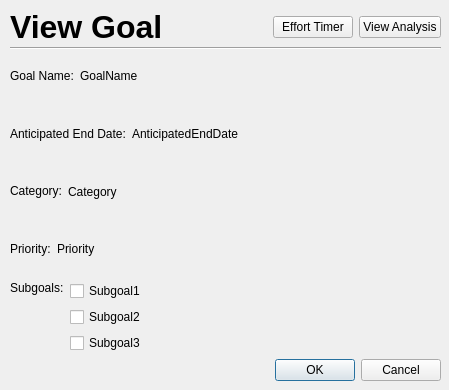
Before: the Qt Designer form UI/ViewGoal.ui in cis422-goaltracker/goaltracker, drawn with Qt 5.
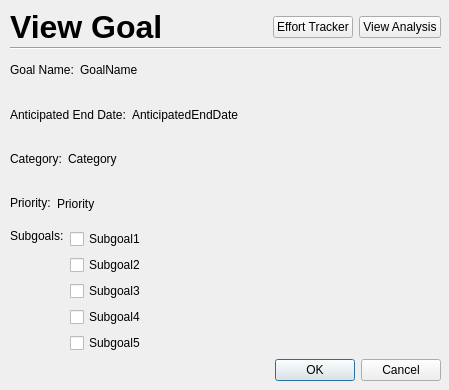
After: the same form once the commit is applied.

```diff
--- a/UI/ViewGoal.ui
+++ b/UI/ViewGoal.ui
@@ -179,6 +179,20 @@
           </property>
          </widget>
         </item>
+        <item>
+         <widget class="QCheckBox" name="subgoal4">
+          <property name="text">
+           <string>Subgoal4</string>
+          </property>
+         </widget>
+        </item>
+        <item>
+         <widget class="QCheckBox" name="subgoal5">
+          <property name="text">
+           <string>Subgoal5</string>
+          </property>
+         </widget>
+        </item>
        </layout>
       </item>
       <item>
@@ -254,7 +268,7 @@
     <item>
      <widget class="QPushButton" name="pushButton">
       <property name="text">
-       <string>Effort Timer</string>
+       <string>Effort Tracker</string>
       </property>
      </widget>
     </item>
```
Left out of the diff: 10 changed lines with no effect on the pictures.
